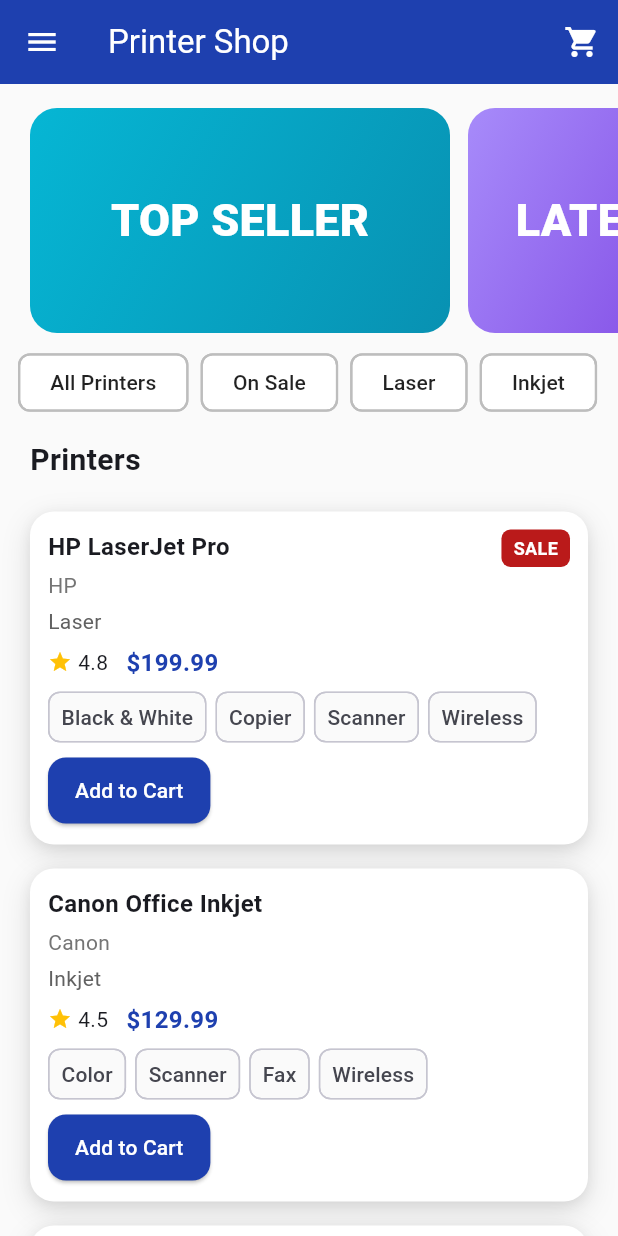
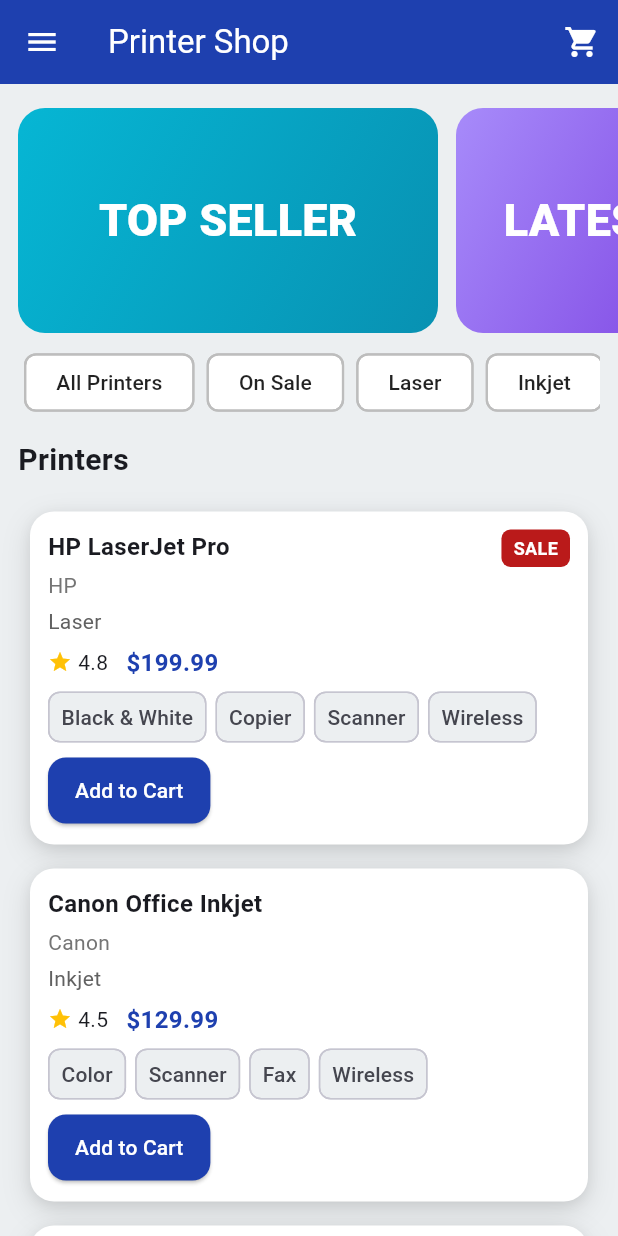
Before and after one commit to gageWolston/PrinterProject, a Flutter app: the screen it shows after launch, on a phone screen of 412 x 824 dp. Run offline on Flutter 3.47's test engine with Material 3 defaults, Android fonts, the phone set to English and light mode, and no system bars; our stand-ins replace hive, hive_flutter; accounts and stored records are empty.

Commit message:
Final changes. Project Done

```diff
--- a/lib/checkout_page.dart
+++ b/lib/checkout_page.dart
@@ -76,9 +76,6 @@
         _discountRate = coupons[code]!;
         _couponError = null;
       });
-      ScaffoldMessenger.of(context).showSnackBar(
-        SnackBar(content: Text('Coupon $code applied')),
-      );
     } else {
       setState(() {
         _appliedCoupon = null;
--- a/lib/home_page.dart
+++ b/lib/home_page.dart
@@ -98,7 +98,7 @@
 
             // Example sections below — you can fill these with product grids/lists later
             const Padding(
-              padding: EdgeInsets.only(left: 20.0, top: 8, bottom: 12, right: 20.0),
+              padding: EdgeInsets.only(left: 12.0, top: 8, bottom: 12, right: 12.0),
               child: Text(
                 'Printers',
                 style: TextStyle(fontSize: 20, fontWeight: FontWeight.bold),
--- a/lib/login_page.dart
+++ b/lib/login_page.dart
@@ -60,8 +60,6 @@
     }
 
     if (!success) {
-      ScaffoldMessenger.of(context)
-          .showSnackBar(const SnackBar(content: Text("Login/Register failed")));
       return;
     }
 
@@ -86,8 +84,6 @@
     }
 
     // Registration successful
-    ScaffoldMessenger.of(context)
-        .showSnackBar(const SnackBar(content: Text("Registration complete")));
     setState(() => isRegisterMode = false);
   }
 
--- a/lib/main.dart
+++ b/lib/main.dart
@@ -14,6 +14,10 @@
   await Hive.openBox('users'); // local db for username + password
   await Hive.openBox('printers');
   await Hive.openBox('orders');
+
+  // Clear login state on app start to ensure fresh login
+  final usersBox = Hive.box('users');
+  usersBox.delete('_loggedInUser');
 
   runApp(
     MultiProvider(
--- a/lib/theme.dart
+++ b/lib/theme.dart
@@ -7,7 +7,7 @@
   static const Color primary = Color(0xFF1E40AF);
   static const Color secondary = Color(0xFF3B82F6);
   static const Color accent = Color(0xFF10B981);
-  static const Color surface = Color(0xFFFAFAFA);
+  static const Color surface = Color(0xFFECEFF1);
 }
 
 class AppTheme {
--- a/lib/widgets/filters.dart
+++ b/lib/widgets/filters.dart
@@ -1,3 +1,4 @@
+import 'package:flutter/foundation.dart';
 import 'package:flutter/material.dart';
 
 class FilterList extends StatefulWidget {
@@ -29,7 +30,7 @@
   @override
   Widget build(BuildContext context) {
     return Padding(
-      padding: const EdgeInsets.symmetric(vertical: 4, horizontal: 8),
+      padding: const EdgeInsets.symmetric(vertical: 4, horizontal: 12),
       child: SizedBox(
         height: 50,
         child: ListView.builder(
@@ -72,7 +73,7 @@
                   });
                   widget.onFiltersChanged(selectedFilters);
 
-                  debugPrint('Active filters: $selectedFilters');
+                  if (kDebugMode) debugPrint('Active filters: $selectedFilters');
                 },
                 selectedColor: Theme.of(context).colorScheme.primary,
                 backgroundColor: Colors.white,
--- a/lib/widgets/printer_card.dart
+++ b/lib/widgets/printer_card.dart
@@ -26,8 +26,8 @@
           color: Colors.white,
           borderRadius: BorderRadius.circular(16),
           boxShadow: [
-            BoxShadow(color: Colors.black.withOpacity(0.12), blurRadius: 16, offset: const Offset(0, 6)),
-            BoxShadow(color: Colors.black.withOpacity(0.06), blurRadius: 6, offset: const Offset(0, 2)),
+            BoxShadow(color: Color.fromRGBO(0, 0, 0, 0.12), blurRadius: 16, offset: const Offset(0, 6)),
+            BoxShadow(color: Color.fromRGBO(0, 0, 0, 0.06), blurRadius: 6, offset: const Offset(0, 2)),
           ],
         ),
         child: Column(
--- a/lib/widgets/promo_section.dart
+++ b/lib/widgets/promo_section.dart
@@ -54,7 +54,7 @@
     return SizedBox(
       height: 170,
       child: ListView.separated(
-        padding: const EdgeInsets.only(left: 20, right: 20, top: 16, bottom: 4),
+        padding: const EdgeInsets.only(left: 12, right: 12, top: 16, bottom: 4),
         scrollDirection: Axis.horizontal,
         separatorBuilder: (_, __) => const SizedBox(width: 12),
         itemCount: items.length,
```
Also changed, not shown: lib/cart_page.dart (+4 -5 lines), lib/services/auth_service.dart (+9 -0 lines), lib/widgets/animated_cart_icon.dart (+17 -10 lines), lib/widgets/app_drawer.dart (+57 -3 lines), 1 other file.
